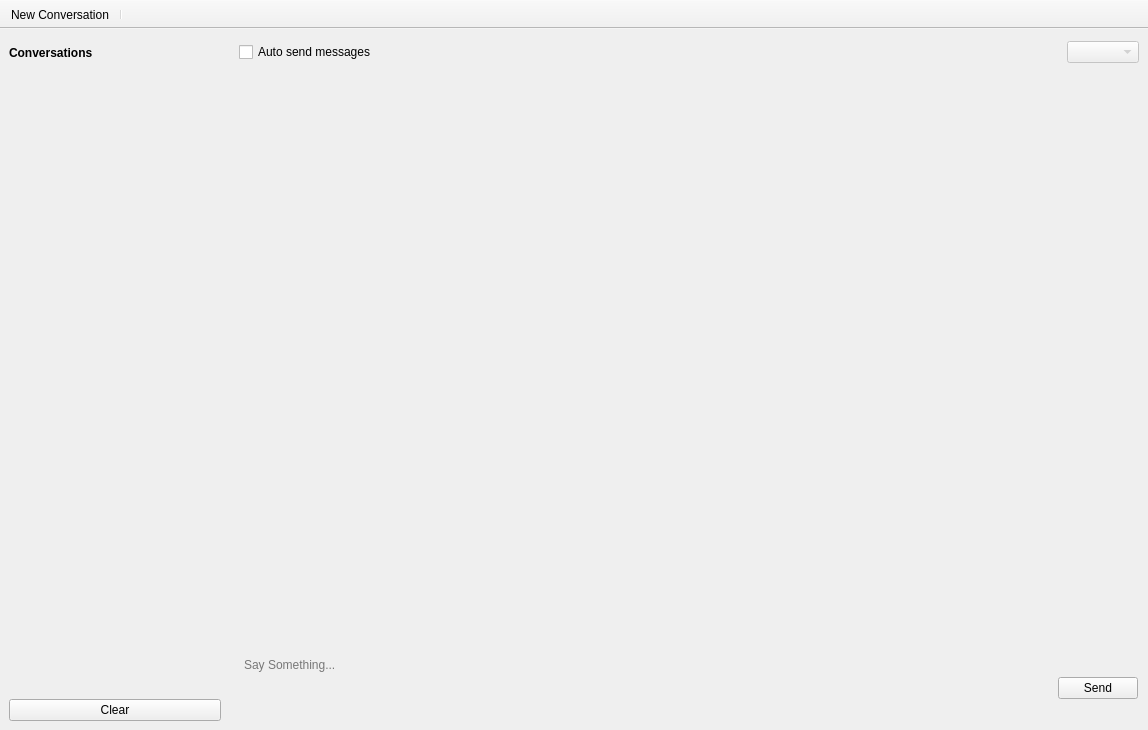
Above: src/mainwindow.ui from Aseman-Land/qllm before the change. Below: the same form after it.
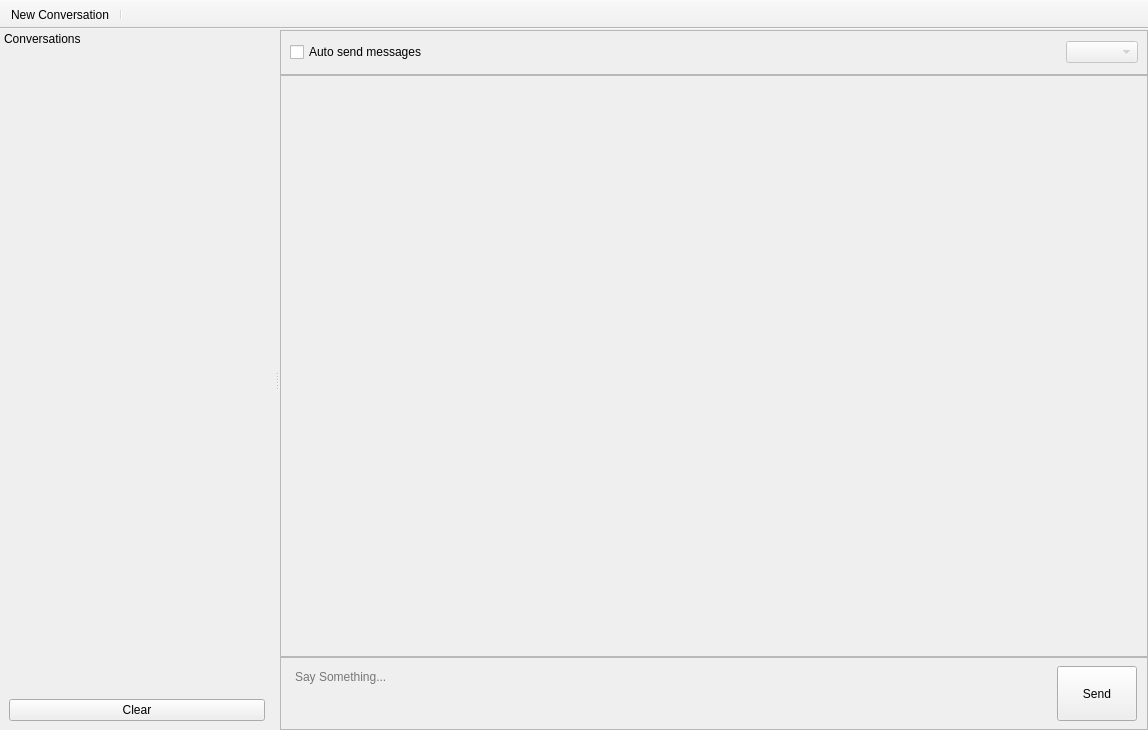
That is the form after the change. Icons and pictures are not drawn. Custom widgets are drawn as their Qt base class.

Patch:
```diff
--- a/src/mainwindow.ui
+++ b/src/mainwindow.ui
@@ -36,83 +36,6 @@
     <property name="bottomMargin">
      <number>0</number>
     </property>
-    <item>
-     <widget class="QFrame" name="conversationsFrame">
-      <property name="minimumSize">
-       <size>
-        <width>230</width>
-        <height>0</height>
-       </size>
-      </property>
-      <property name="maximumSize">
-       <size>
-        <width>230</width>
-        <height>16777215</height>
-       </size>
-      </property>
-      <layout class="QVBoxLayout" name="verticalLayout_3">
-       <property name="spacing">
-        <number>0</number>
-       </property>
-       <property name="topMargin">
-        <number>0</number>
-       </property>
-       <item>
-        <widget class="QLabel" name="label">
-         <property name="minimumSize">
-          <size>
-           <width>0</width>
-           <height>45</height>
-          </size>
-         </property>
-         <property name="maximumSize">
-          <size>
-           <width>16777215</width>
-           <height>45</height>
-          </size>
-         </property>
-         <property name="font">
-          <font>
-           <bold>true</bold>
-          </font>
-         </property>
-         <property name="text">
-          <string>Conversations</string>
-         </property>
-        </widget>
-       </item>
-       <item>
-        <widget class="QListView" name="listView">
-         <property name="contextMenuPolicy">
-          <enum>Qt::ContextMenuPolicy::CustomContextMenu</enum>
-         </property>
-         <property name="styleSheet">
-          <string notr="true">background-color: transparent;</string>
-         </property>
-         <property name="frameShape">
-          <enum>QFrame::Shape::NoFrame</enum>
-         </property>
-         <property name="frameShadow">
-          <enum>QFrame::Shadow::Plain</enum>
-         </property>
-         <property name="verticalScrollBarPolicy">
-          <enum>Qt::ScrollBarPolicy::ScrollBarAlwaysOff</enum>
-         </property>
-         <property name="horizontalScrollBarPolicy">
-          <enum>Qt::ScrollBarPolicy::ScrollBarAlwaysOff</enum>
-         </property>
-        </widget>
-       </item>
-       <item>
-        <widget class="QPushButton" name="clearBtn">
-         <property name="text">
-          <string>Clear</string>
-         </property>
-        </widget>
-       </item>
-      </layout>
-     </widget>
-    </item>
     <item>
      <layout class="QVBoxLayout" name="verticalLayout_6">
       <property name="leftMargin">
@@ -142,13 +65,10 @@
          </size>
         </property>
         <property name="frameShape">
-         <enum>QFrame::Shape::NoFrame</enum>
+         <enum>QFrame::StyledPanel</enum>
         </property>
         <property name="frameShadow">
-         <enum>QFrame::Shadow::Plain</enum>
-        </property>
-        <property name="lineWidth">
-         <number>0</number>
+         <enum>QFrame::Sunken</enum>
         </property>
         <layout class="QHBoxLayout" name="horizontalLayout_3">
          <item>
@@ -184,13 +104,10 @@
       <item>
        <widget class="QFrame" name="chatsFrame">
         <property name="frameShape">
-         <enum>QFrame::Shape::NoFrame</enum>
+         <enum>QFrame::StyledPanel</enum>
         </property>
         <property name="frameShadow">
-         <enum>QFrame::Shadow::Plain</enum>
-        </property>
-        <property name="lineWidth">
-         <number>0</number>
+         <enum>QFrame::Sunken</enum>
         </property>
         <layout class="QVBoxLayout" name="verticalLayout_2">
          <property name="spacing">
@@ -245,12 +162,12 @@
                 <rect>
                  <x>0</x>
                  <y>0</y>
-                 <width>916</width>
-                 <height>526</height>
+                 <width>869</width>
+                 <height>563</height>
                 </rect>
                </property>
                <property name="autoFillBackground">
-                <bool>false</bool>
+                <bool>true</bool>
                </property>
                <layout class="QVBoxLayout" name="verticalLayout_4">
                 <property name="leftMargin">
@@ -294,14 +211,17 @@
       </item>
       <item>
        <widget class="QFrame" name="sendFrame">
+        <property name="maximumSize">
+         <size>
+          <width>16777215</width>
+          <height>73</height>
+         </size>
+        </property>
         <property name="frameShape">
-         <enum>QFrame::Shape::NoFrame</enum>
+         <enum>QFrame::StyledPanel</enum>
         </property>
         <property name="frameShadow">
-         <enum>QFrame::Shadow::Plain</enum>
-        </property>
-        <property name="lineWidth">
-         <number>0</number>
+         <enum>QFrame::Sunken</enum>
         </property>
         <layout class="QHBoxLayout" name="horizontalLayout">
          <property name="leftMargin">
@@ -355,6 +275,18 @@
              <verstretch>0</verstretch>
             </sizepolicy>
            </property>
+           <property name="minimumSize">
+            <size>
+             <width>80</width>
+             <height>55</height>
+            </size>
+           </property>
+           <property name="maximumSize">
+            <size>
+             <width>80</width>
+             <height>55</height>
+            </size>
+           </property>
            <property name="text">
             <string>Send</string>
            </property>
@@ -386,6 +318,59 @@
    <addaction name="actionNew_Conversation"/>
    <addaction name="separator"/>
   </widget>
+  <widget class="QDockWidget" name="conversationsDock">
+   <property name="features">
+    <set>QDockWidget::DockWidgetMovable</set>
+   </property>
+   <property name="allowedAreas">
+    <set>Qt::LeftDockWidgetArea|Qt::RightDockWidgetArea</set>
+   </property>
+   <property name="windowTitle">
+    <string>Conversations</string>
+   </property>
+   <attribute name="dockWidgetArea">
+    <number>1</number>
+   </attribute>
+   <widget class="QWidget" name="conversationsFrame">
+    <layout class="QVBoxLayout" name="verticalLayout">
+     <item>
+      <widget class="QListView" name="conversations">
+       <property name="contextMenuPolicy">
+        <enum>Qt::CustomContextMenu</enum>
+       </property>
+       <property name="styleSheet">
+        <string notr="true">background-color: transparent;</string>
+       </property>
+       <property name="frameShape">
+        <enum>QFrame::NoFrame</enum>
+       </property>
+       <property name="frameShadow">
+        <enum>QFrame::Plain</enum>
+       </property>
+       <property name="verticalScrollBarPolicy">
+        <enum>Qt::ScrollBarAlwaysOff</enum>
+       </property>
+       <property name="horizontalScrollBarPolicy">
+        <enum>Qt::ScrollBarAlwaysOff</enum>
+       </property>
+       <property name="iconSize">
+        <size>
+         <width>18</width>
+         <height>18</height>
+        </size>
+       </property>
+      </widget>
+     </item>
+     <item>
+      <widget class="QPushButton" name="clearBtn">
+       <property name="text">
+        <string>Clear</string>
+       </property>
+      </widget>
+     </item>
+    </layout>
+   </widget>
+  </widget>
   <action name="actionNew_Conversation">
    <property name="icon">
     <iconset theme="list-add"/>
```
Left out of the diff: 35 changed lines with no effect on the pictures.
